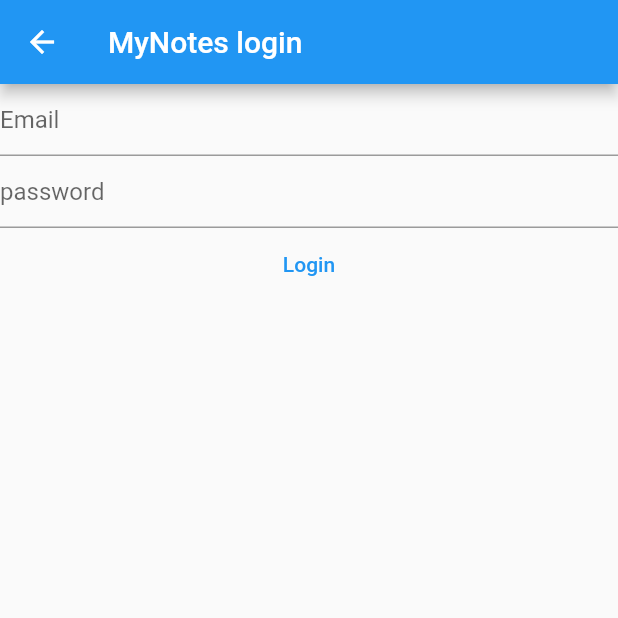
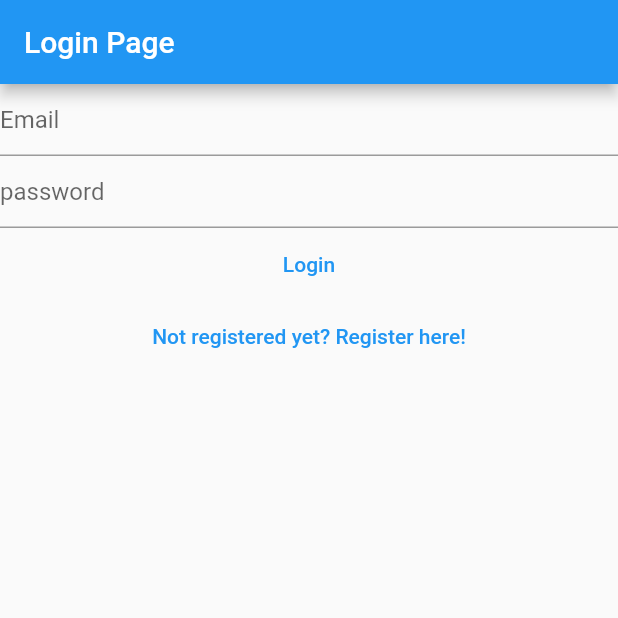
Before and after one commit to Hammertonmutuku/mynotes, a Flutter app: the loginPage screen opened directly, on a phone screen of 412 x 824 dp, the top half of it. Run offline on Flutter 3.47's test engine with Material 2 defaults, Android fonts, the phone set to English and light mode, and no system bars; our stand-ins replace firebase_auth, firebase_core; accounts and stored records are empty.

Commit message:
finished on firebase login and register

```diff
--- a/lib/views/loginView.dart
+++ b/lib/views/loginView.dart
@@ -1,7 +1,6 @@
 import 'package:flutter/material.dart';
 import 'package:firebase_auth/firebase_auth.dart';
-import 'package:firebase_core/firebase_core.dart';
-import '../firebase_options.dart';
+import 'package:mynotes/views/registerView.dart';
 
 class loginPage extends StatefulWidget {
   const loginPage({Key? key}) : super(key: key);
@@ -32,16 +31,9 @@ class _loginPageState extends State<loginPage> {
   Widget build(BuildContext context) {
     return Scaffold(
       appBar: AppBar(
-        title: const Text("MyNotes login"),
+        title: const Text('Login Page'),
       ),
-      body: FutureBuilder(
-        future: Firebase.initializeApp(
-          options: DefaultFirebaseOptions.currentPlatform,
-        ),
-        builder: (context, snapshot) {
-          switch (snapshot.connectionState) {
-            case ConnectionState.done:
-              return Column(
+      body: Column(
         children: [
           TextField(
             controller: _email,
@@ -80,12 +72,14 @@ class _loginPageState extends State<loginPage> {
             },
             child: const Text("Login"),
           ),
+          TextButton(
+            onPressed: (() {
+              Navigator.of(context)
+                  .pushNamedAndRemoveUntil('/register/', (route) => false);
+            }),
+            child: const Text('Not registered yet? Register here!'),
+          )
         ],
-              );
-            default:
-              return const Text("Loading");
-          }
-        },
       ),
     );
   }
```
Also changed, not shown: lib/main.dart (+21 -17 lines), lib/views/registerView.dart (+13 -21 lines), lib/views/verifyEmailView.dart (added, +30 -0 lines). Lines whose indentation alone changed are shown as unchanged.
